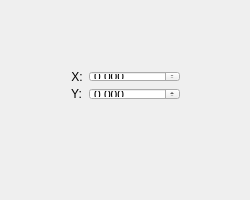
First picture: the form in ShrikeDxf/PointAttribute.ui, repository whisper512/ShrikeDxf-V0.1, before the edit.
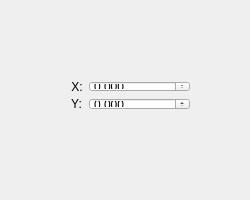
Second picture: the form after the edit.

Commit message: 调整界面

Patch:
```diff
--- a/ShrikeDxf/PointAttribute.ui
+++ b/ShrikeDxf/PointAttribute.ui
@@ -17,8 +17,8 @@
    <property name="geometry">
     <rect>
      <x>60</x>
-     <y>60</y>
-     <width>131</width>
+     <y>70</y>
+     <width>141</width>
      <height>51</height>
     </rect>
    </property>
```
The commit also changes 1 other file.
